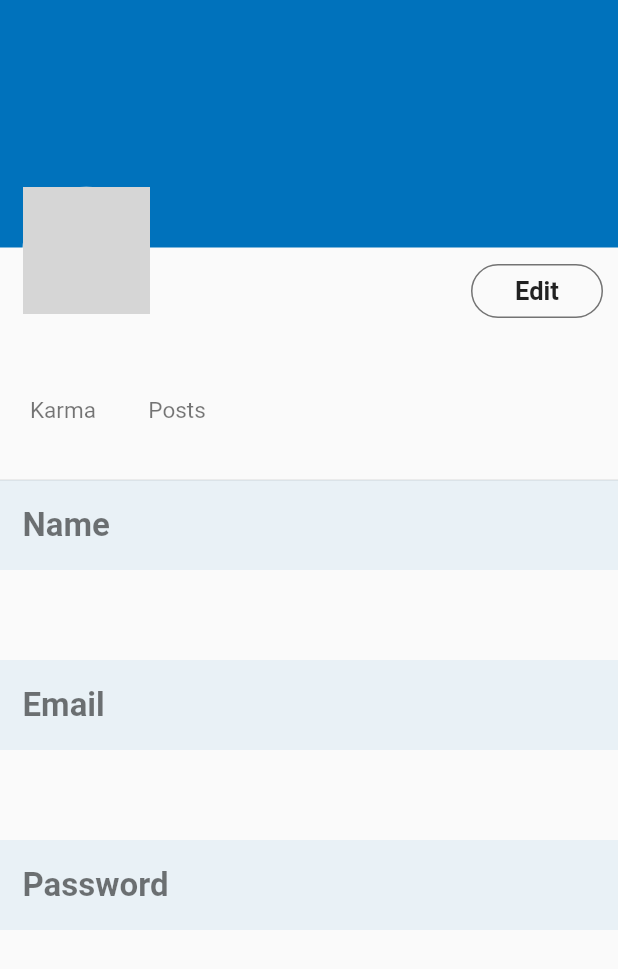
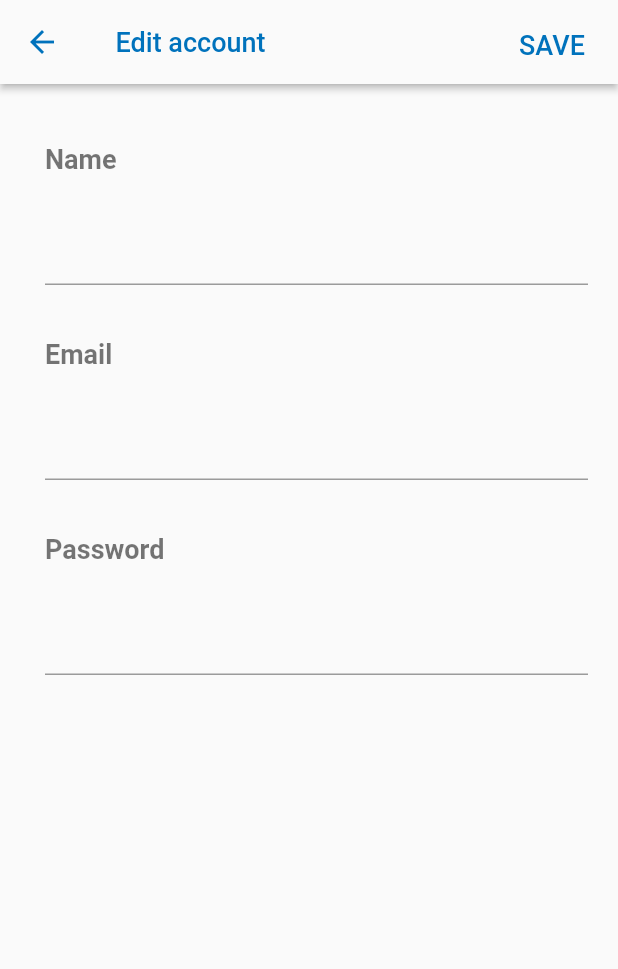
Before and after one commit to hssemakula/UMLconfessions2, a Flutter app: the Account widget shown alone on an empty page, opened directly with empty values, after a tap on "Edit", on a phone screen of 412 x 824 dp. Shown: the top 969 px of the screen. Run offline on Flutter 3.47's test engine with Material 2 defaults, Android fonts, the phone set to English and light mode, and no system bars; our stand-ins replace bottom_navy_bar, firebase_database, fluttertoast, outline_material_icons, random_string, shared_preferences; accounts and stored records are empty; grey boxes are pictures that could not be loaded.

Commit message:
account page

```diff
--- a/umlconfessions/lib/Account.dart
+++ b/umlconfessions/lib/Account.dart
@@ -1,4 +1,5 @@
 import 'package:flutter/material.dart';
+import 'EditAccount.dart';
 
 class Account extends StatefulWidget {
   String userEmail;
@@ -18,7 +19,8 @@ class Account extends StatefulWidget {
 class AccountState extends State<Account> {
   @override
   Widget build(BuildContext context) {
-    return Column(
+    return SingleChildScrollView(
+      child: Column(
         children: <Widget>[
           //STACK TO make profile picture design. the picture is placed on top of colum which forms the blue, white color split.
           Stack(
@@ -48,7 +50,16 @@ class AccountState extends State<Account> {
                               ),
                               shape: RoundedRectangleBorder(
                                   borderRadius: BorderRadius.circular(35)),
-                            onPressed: () {})
+                              onPressed: () {
+                                Navigator.push(
+                                  context,
+                                  MaterialPageRoute(
+                                      builder: (context) => EditAccount(
+                                          widget.userEmail,
+                                          widget.password,
+                                          widget.userName)),
+                                );
+                              })
                         ]),
                         Row(
                           mainAxisAlignment: MainAxisAlignment.start,
@@ -214,15 +225,15 @@ class AccountState extends State<Account> {
             ],
           ),
         ],
+      ),
     );
   }
 }
 
-String obscureText(String password){
+String obscureText(String password) {
   String obscurePwd = "";
-  for(int i = 0; i < password.length; i++){
+  for (int i = 0; i < password.length; i++) {
     obscurePwd += "•";
-
   }
   return obscurePwd;
 }
--- /dev/null
+++ b/umlconfessions/lib/EditAccount.dart
@@ -0,0 +1,142 @@
+import 'package:flutter/material.dart';
+
+class EditAccount extends StatefulWidget {
+  String userEmail;
+  String password;
+  String userName;
+
+  EditAccount(this.userEmail, this.password, this.userName);
+
+  @override
+  EditAccountState createState() => new EditAccountState();
+}
+
+class EditAccountState extends State<EditAccount> {
+  @override
+  Widget build(BuildContext context) {
+    return Scaffold(
+      appBar: AppBar(
+          iconTheme: IconThemeData(color: Color(0xFF0072bc)),
+          title: Container(
+            margin: EdgeInsets.only(left: 5),
+            child: Text("Edit account",
+                style: TextStyle(color: Color(0xFF0072bc), fontSize: 18)),
+          ),
+          actions: <Widget>[
+            FlatButton(
+              padding: EdgeInsets.only(top: 4),
+              child: Text("SAVE",
+                  style: TextStyle(color: Color(0xFF0072bc), fontSize: 18)),
+              onPressed: () {},
+            )
+          ],
+          backgroundColor: Theme.of(context).canvasColor,
+          elevation: 2),
+      body: buildEditLayout(),
+    );
+  }
+
+  Widget buildEditLayout() {
+    return SingleChildScrollView(
+      child: Padding(
+        padding: const EdgeInsets.only(left: 15, right: 10, top: 20),
+        child: Column(
+          crossAxisAlignment: CrossAxisAlignment.stretch,
+          children: <Widget>[
+            //USERNAME
+            Container(
+              padding: EdgeInsets.only(left: 15, right: 10),
+              height: 60,
+              child: Align(
+                  alignment: Alignment.centerLeft,
+                  child: Text(
+                    "Name",
+                    style: TextStyle(
+                        fontSize: 18,
+                        color: Colors.black54,
+                        fontWeight: FontWeight.bold),
+                  )),
+            ),
+            Container(
+              padding: EdgeInsets.only(left: 15, right: 10),
+              height: 60,
+              child: Align(
+                  alignment: Alignment.centerLeft,
+                  child: TextField(
+                    style: TextStyle(fontSize: 18),
+                    decoration: InputDecoration(
+                        hintStyle: TextStyle(color: Colors.black),
+                        hintText: widget.userName),
+                  )),
+            ),
+
+            //EMAIL
+            Container(
+              margin: EdgeInsets.only(top: 10),
+              padding: EdgeInsets.only(left: 15, right: 10),
+              height: 60,
+              child: Align(
+                  alignment: Alignment.centerLeft,
+                  child: Text(
+                    "Email",
+                    style: TextStyle(
+                        fontSize: 18,
+                        color: Colors.black54,
+                        fontWeight: FontWeight.bold),
+                  )),
+            ),
+            Container(
+              padding: EdgeInsets.only(left: 15, right: 10),
+              height: 60,
+              child: Align(
+                  alignment: Alignment.centerLeft,
+                  child: TextField(
+                    style: TextStyle(fontSize: 18),
+                    decoration: InputDecoration(
+                        hintStyle: TextStyle(color: Colors.black),
+                        hintText: widget.userEmail),
+                  )),
+            ),
+
+            //PASSWORD
+            Container(
+              padding: EdgeInsets.only(left: 15, right: 10),
+              margin: EdgeInsets.only(top: 10),
+              height: 60,
+              child: Align(
+                  alignment: Alignment.centerLeft,
+                  child: Text(
+                    "Password",
+                    style: TextStyle(
+                        fontSize: 18,
+                        color: Colors.black54,
+                        fontWeight: FontWeight.bold),
+                  )),
+            ),
+            Container(
+              padding: EdgeInsets.only(left: 15, right: 10),
+              height: 60,
+              child: Align(
+                  alignment: Alignment.centerLeft,
+                  child: TextField(
+                    obscureText: true,
+                    style: TextStyle(fontSize: 18),
+                    decoration: InputDecoration(
+                        hintStyle: TextStyle(color: Colors.black),
+                        hintText: obscureText(widget.password)),
+                  )),
+            ),
+          ],
+        ),
+      ),
+    );
+  }
+
+  String obscureText(String password) {
+    String obscurePwd = "";
+    for (int i = 0; i < password.length; i++) {
+      obscurePwd += "•";
+    }
+    return obscurePwd;
+  }
+}
```
Lines whose indentation alone changed are shown as unchanged.
